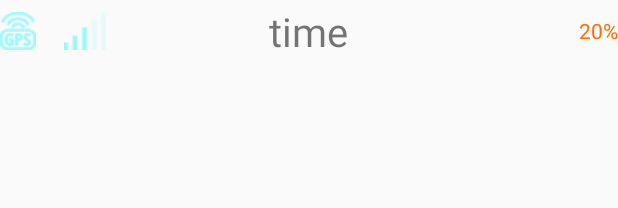
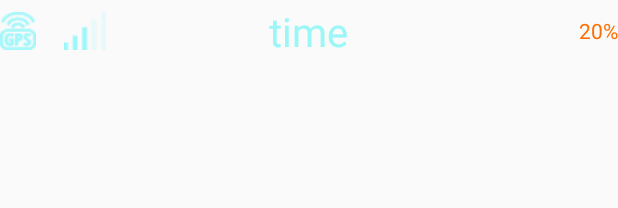
Before and after one commit to WBB1997/MiniBusLocalHost, an Android app: the layout fragment_main_top.xml on its own in the app's theme, with its tools: preview values and no code run, on a phone screen of 412 x 824 dp. Shown: the top 208 px of the screen. Run offline under Robolectric (Android 15) with nearby library versions, the phone set to English and light mode, and no system bars.

Commit message:
右边fragment基本完成
Signed-off-by: fangju <1342526004@qq.com>

```diff
--- a/app/src/main/java/com/hasee/minibuslocalhost/fragment/MainRightFragment2.java
+++ b/app/src/main/java/com/hasee/minibuslocalhost/fragment/MainRightFragment2.java
@@ -32,7 +32,7 @@ public class MainRightFragment2 extends Fragment {
     @Override
     public View onCreateView(LayoutInflater inflater, ViewGroup container,
                              Bundle savedInstanceState) {
-        View view = inflater.inflate(R.layout.fragment_main_right_fragment2, container, false);
+        View view = inflater.inflate(R.layout.fragment_main_right2, container, false);
         return view;
     }
 
--- a/app/src/main/java/com/hasee/minibuslocalhost/MainTopFragment.java
+++ b/app/src/main/java/com/hasee/minibuslocalhost/fragment/MainTopFragment.java
@@ -1,4 +1,4 @@
-package com.hasee.minibuslocalhost;
+package com.hasee.minibuslocalhost.fragment;
 
 
 import android.os.Bundle;
@@ -6,6 +6,8 @@ import android.support.v4.app.Fragment;
 import android.view.LayoutInflater;
 import android.view.View;
 import android.view.ViewGroup;
+
+import com.hasee.minibuslocalhost.R;
 
 
 /**
--- a/app/src/main/res/layout/fragment_main_top.xml
+++ b/app/src/main/res/layout/fragment_main_top.xml
@@ -3,59 +3,68 @@
     xmlns:tools="http://schemas.android.com/tools"
     android:layout_width="match_parent"
     android:layout_height="wrap_content"
-    tools:context=".MainTopFragment">
+    tools:context=".fragment.MainTopFragment">
     <!--GPS-->
     <LinearLayout
         android:id="@+id/gps_layout"
-        android:layout_alignParentLeft="true"
         android:layout_width="wrap_content"
         android:layout_height="wrap_content"
+        android:layout_alignParentLeft="true"
         android:layout_centerVertical="true">
+
         <ImageView
+            android:id="@+id/topFragment_gps"
             android:layout_width="wrap_content"
             android:layout_height="wrap_content"
-            android:background="@drawable/ic_gps"/>
+            android:background="@drawable/ic_gps" />
     </LinearLayout>
     <!--tel-->
     <LinearLayout
-        android:layout_toRightOf="@id/gps_layout"
         android:layout_width="wrap_content"
         android:layout_height="wrap_content"
+        android:layout_centerVertical="true"
         android:layout_marginLeft="28px"
-        android:layout_centerVertical="true">
+        android:layout_toRightOf="@id/gps_layout">
+
         <ImageView
+            android:id="@+id/topFragment_tel"
             android:layout_width="wrap_content"
             android:layout_height="wrap_content"
-            android:background="@drawable/ic_tel"/>
+            android:background="@drawable/ic_tel" />
     </LinearLayout>
     <!--时间-->
     <LinearLayout
-        android:layout_centerInParent="true"
         android:layout_width="wrap_content"
         android:layout_height="wrap_content"
+        android:layout_centerInParent="true"
         android:layout_marginTop="8px">
+
         <TextView
+            android:id="@+id/topFragment_time"
             android:layout_width="wrap_content"
             android:layout_height="wrap_content"
             android:text="time"
-            android:textSize="@dimen/main_layout_time_textSize"/>
+            android:textColor="@color/left_fragment_text_color"
+            android:textSize="@dimen/main_layout_time_textSize" />
     </LinearLayout>
     <!--电池-->
     <LinearLayout
-        android:layout_alignParentRight="true"
         android:layout_width="wrap_content"
         android:layout_height="wrap_content"
+        android:layout_alignParentRight="true"
         android:layout_centerVertical="true"
         android:orientation="horizontal">
         <!--进度-->
         <ImageView
+            android:id="@+id/topFragment_battery_img"
             android:layout_width="wrap_content"
             android:layout_height="wrap_content" />
         <!--数值-->
         <TextView
+            android:id="@+id/topFragment_battery_tv"
             android:layout_width="wrap_content"
             android:layout_height="wrap_content"
             android:text="20%"
-            android:textColor="@color/main_battery_color"/>
+            android:textColor="@color/main_battery_color" />
     </LinearLayout>
 </RelativeLayout>
--- a/app/src/main/res/values/colors.xml
+++ b/app/src/main/res/values/colors.xml
@@ -8,4 +8,5 @@
     <color name="login_number_color">#fff</color>
     <color name="main_battery_color">#fe6e00</color>
     <color name="left_fragment_text_color">#9bf7f7</color>
+    <color name="right_fragment1_text_color">#9bf7f9</color>
 </resources>
```
Also changed, not shown: app/src/main/res/drawable-mdpi/circle_border_pressed.xml (added, +25 -0 lines), app/src/main/res/layout/activity_main.xml (+4 -4 lines), app/src/main/res/layout/fragment_main_left.xml (+19 -2 lines), app/src/main/res/layout/fragment_main_right1.xml (+34 -9 lines), app/src/main/res/layout/fragment_main_right2.xml (renamed from app/src/main/res/layout/fragment_main_right_fragment2.xml).
